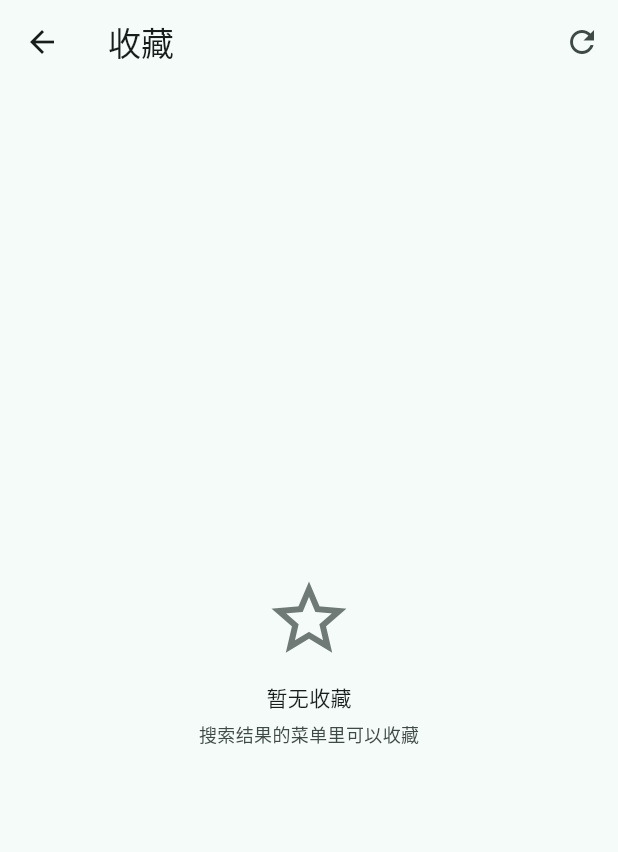
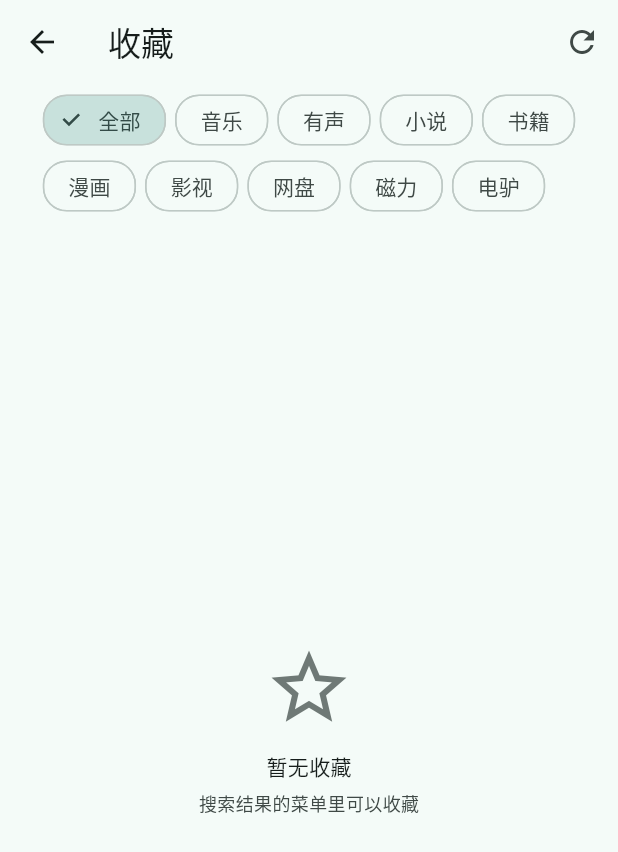
Before and after one commit to urankwong/xso, a Flutter app: the FavoritesHubPage screen opened directly, after a tap on "本应用收藏", on a phone screen of 412 x 824 dp. Shown: the top 852 px of the screen. Run offline on Flutter 3.47's test engine with Material 3 defaults, Android fonts, the phone set to English and light mode, and no system bars; our stand-ins replace dio, drift, flutter_riverpod, just_audio, just_audio_background, qr_flutter and 3 more; missing offline and left inert: asn1lib, flutter_js, gbk_codec, json_path, pointycastle, public_file_saver; accounts and stored records are empty; generated files the repository leaves out were written again.

```diff
--- a/app/lib/pages/favorites_hub_page.dart
+++ b/app/lib/pages/favorites_hub_page.dart
@@ -144,7 +144,7 @@ class _FavoritesHubPageState extends ConsumerState<FavoritesHubPage> {
           _tile(
             icon: Icons.star,
             title: '本应用收藏',
-            subtitle: '搜索时收藏的磁力 / 网盘 / 音乐链接',
+            subtitle: '搜索时收藏的资源（音乐/小说/书籍/漫画/网盘/磁力）',
             onTap: () => Navigator.push(context,
                 MaterialPageRoute(builder: (_) => const FavoritesPage())),
           ),
--- a/app/lib/pages/favorites_page.dart
+++ b/app/lib/pages/favorites_page.dart
@@ -1,4 +1,5 @@
 import 'package:core/core.dart';
+import 'package:data/data.dart';
 import 'package:flutter/material.dart';
 import 'package:flutter/services.dart';
 import 'package:flutter_riverpod/flutter_riverpod.dart';
@@ -134,6 +135,7 @@ class _FavoritesPageState extends ConsumerState<FavoritesPage> {
                 ],
               ),
             ),
+            _buildTypeChips(scheme),
             Expanded(
               child: StreamBuilder(
                 stream: db.favoriteDao.watchAll(),
@@ -240,6 +242,40 @@ class _FavoritesPageState extends ConsumerState<FavoritesPage> {
 
   // ── 类型识别与点击分发 ──────────────────────────────────────────
 
+  /// 收藏类型筛选 chips：收藏此前完全无分类，音乐/小说/磁力混排
+  Widget _buildTypeChips(ColorScheme scheme) {
+    const types = <(String?, String)>[
+      (null, '全部'),
+      ('music', '音乐'),
+      ('audiobook', '有声'),
+      ('novel', '小说'),
+      ('book', '书籍'),
+      ('comic', '漫画'),
+      ('video', '影视'),
+      ('pan', '网盘'),
+      ('magnet', '磁力'),
+      ('ed2k', '电驴'),
+    ];
+    return Padding(
+      padding: const EdgeInsets.fromLTRB(12, 4, 12, 4),
+      child: Wrap(
+        spacing: 6,
+        runSpacing: 4,
+        children: [
+          for (final (v, label) in types)
+            FilterChip(
+              label: Text(label),
+              selected: _filterType == v,
+              showCheckmark: true,
+              visualDensity: VisualDensity.compact,
+              selectedColor: scheme.primary.withValues(alpha: 0.18),
+              onSelected: (_) => setState(() => _filterType = v),
+            ),
+        ],
+      ),
+    );
+  }
+
   /// 收藏记录的 type 存的是 SourceType.name 字符串
   SourceType _typeOf(Favorite f) => SourceType.values.firstWhere(
         (t) => t.name == f.type,
@@ -342,3 +378,4 @@ class _FavoritesPageState extends ConsumerState<FavoritesPage> {
             const SnackBar(content: Text('已复制链接，可粘贴到对应应用打开')));
     }
   }
+}
--- a/app/lib/pages/mine_page.dart
+++ b/app/lib/pages/mine_page.dart
@@ -141,7 +141,7 @@ class MinePage extends ConsumerWidget {
             icon: Icons.devices,
             // 入口名与落地页标题保持一致（落地页 AppBar 标题是「设置」）
             title: '设置',
-            subtitle: 'User-Agent 等',
+            subtitle: '下载保存位置、浏览器标识等',
             onTap: () => _push(context, const SettingsPage()),
           ),
           row(
```
Also changed, not shown: app/lib/pages/downloads_page.dart (+68 -9 lines), app/lib/providers/builtin_sources.dart (+21 -4 lines), app/pubspec.yaml (+6 -1 lines), packages/data/lib/src/source_repository.dart (+11 -0 lines).
